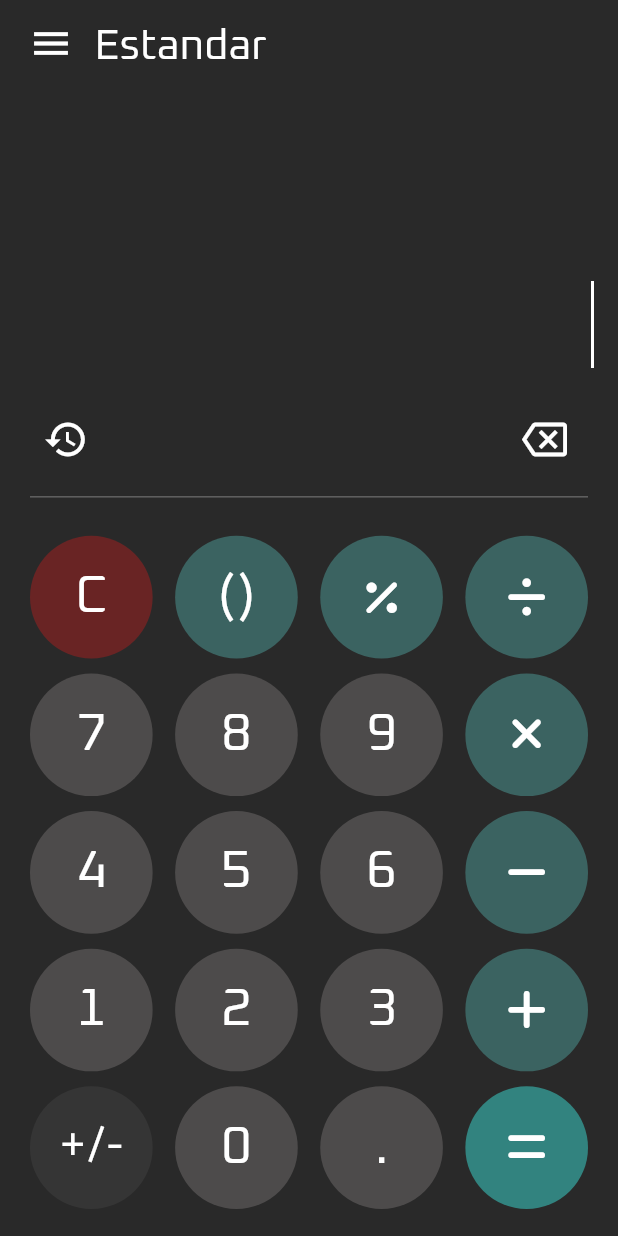
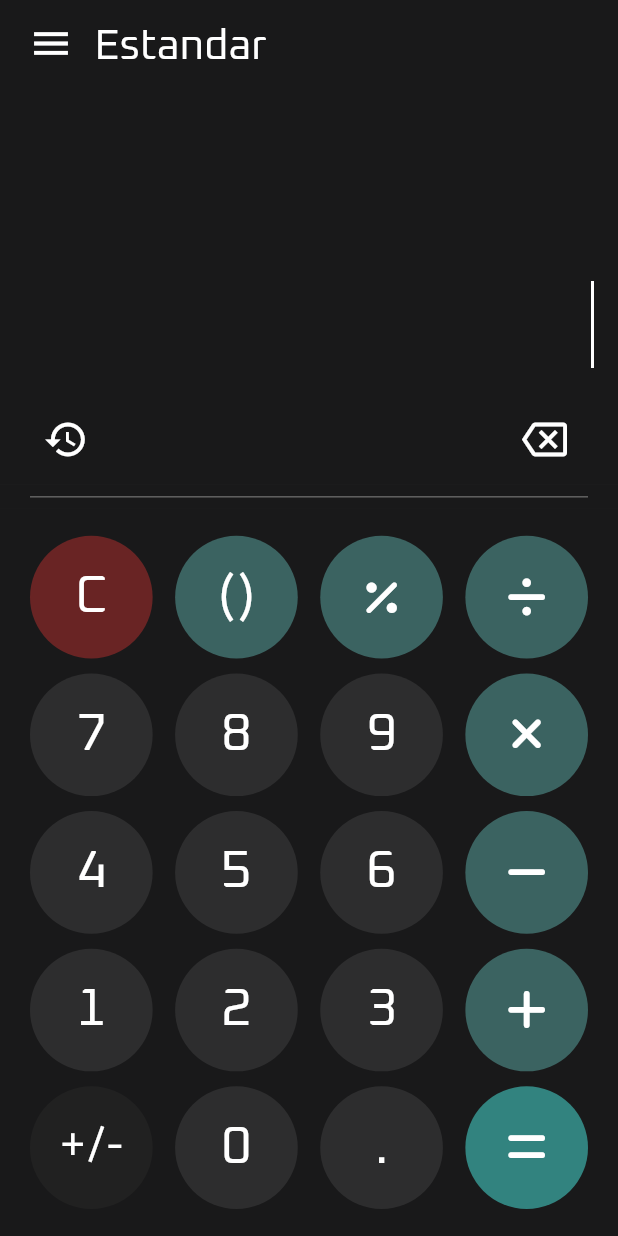
Before and after one commit to MatiasSalomon01/Flutter_Calculator, a Flutter app: the screen it shows after launch, on a phone screen of 412 x 824 dp. Run offline on Flutter 3.47's test engine with Material 2 defaults, Android fonts, the phone set to English and light mode, and no system bars; our stand-ins replace font_awesome_flutter.

Commit message:
Nuevos colores

```diff
--- a/lib/constants/consts.dart
+++ b/lib/constants/consts.dart
@@ -73,7 +73,7 @@ class Constants {
     FloatingActionButtonCustom(
         content:
             Text('+/-', style: TextStyle(fontSize: 30, fontFamily: 'Oxanium')),
-        color: Color.fromARGB(255, 53, 53, 53),
+        color: Color(0xff212121),
         value: '+/-'),
     FloatingActionButtonCustom(
         content:
--- a/lib/widgets/buttons.dart
+++ b/lib/widgets/buttons.dart
@@ -11,8 +11,8 @@ class Buttons extends StatelessWidget {
       // color: const Color(0xff292929),
       // color: Colors.red,
       decoration: BoxDecoration(
-        color: const Color(0xff292929),
-        border: Border.all(width: 0, color: const Color(0xff292929)),
+        color: const Color(0xff19191A),
+        border: Border.all(width: 0, color: const Color(0xff19191A)),
       ),
 
       child: Column(
--- a/lib/widgets/custom_divider.dart
+++ b/lib/widgets/custom_divider.dart
@@ -6,7 +6,7 @@ class CustomDivider extends StatelessWidget {
   @override
   Widget build(BuildContext context) {
     return Container(
-      color: const Color(0xff292929),
+      color: const Color(0xff19191A),
       padding: const EdgeInsets.symmetric(horizontal: 20),
       child: Divider(thickness: 1, color: Colors.grey[700]),
     );
--- a/lib/widgets/floating_action_button_custom.dart
+++ b/lib/widgets/floating_action_button_custom.dart
@@ -10,7 +10,8 @@ class FloatingActionButtonCustom extends StatelessWidget {
   const FloatingActionButtonCustom({
     super.key,
     required this.content,
-    this.color = const Color.fromARGB(255, 77, 75, 75),
+    // this.color = const Color.fromARGB(255, 77, 75, 75),
+    this.color = const Color(0xff2D2D2E),
     required this.value,
   });
 
--- a/lib/widgets/input_area.dart
+++ b/lib/widgets/input_area.dart
@@ -15,7 +15,7 @@ class InputArea extends StatelessWidget {
       // color: const Color(0xff292929),
       // color: Colors.red,
       decoration: BoxDecoration(
-          color: const Color(0xff292929),
+          color: const Color(0xff19191A),
           border: Border.all(width: 0, color: Colors.transparent)),
       child: Column(
         crossAxisAlignment: CrossAxisAlignment.end,
```
